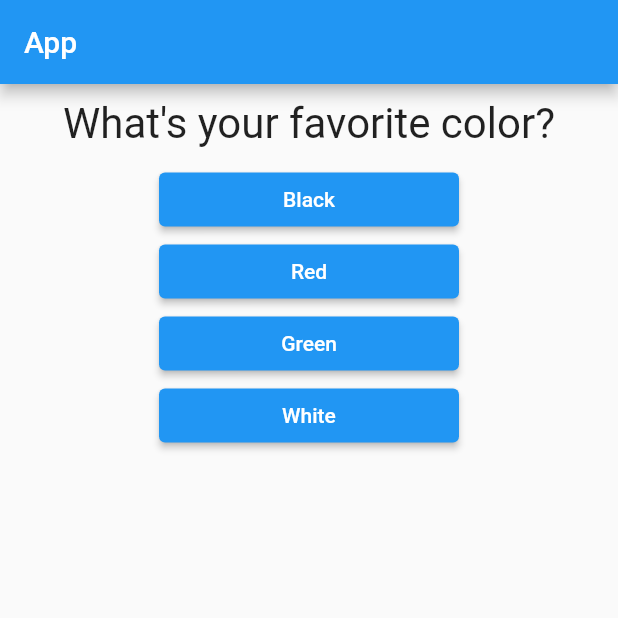
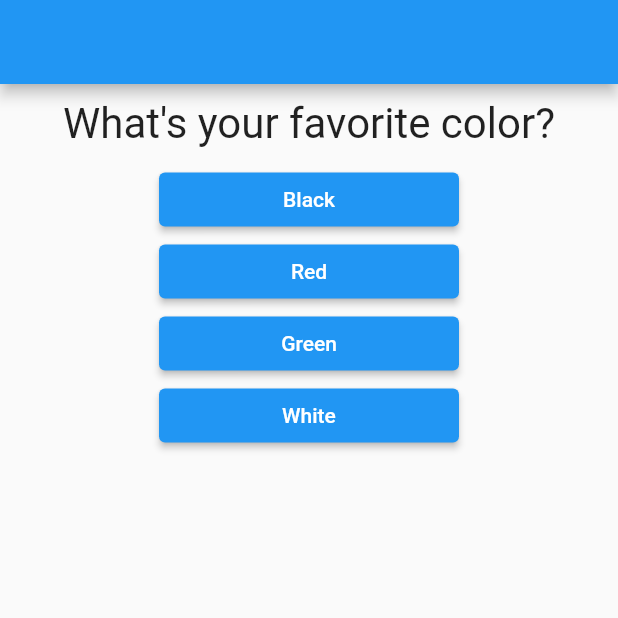
Before and after one commit to luisfergromo/flutter-quiz-app, a Flutter app: the screen it shows after launch, on a phone screen of 412 x 824 dp, the top half of it. Run offline on Flutter 3.47's test engine with Material 2 defaults, Android fonts, the phone set to English and light mode, and no system bars.

Commit message:
Update README.md 🧰

```diff
--- a/lib/main.dart
+++ b/lib/main.dart
@@ -70,8 +70,8 @@ class _MyAppState extends State<MyApp> {
       debugShowCheckedModeBanner: false,
       home: Scaffold(
           appBar: AppBar(
-            title: Text("App"),
-          ),
+              //title: Text("App Name"),
+              ),
           body: _questionIndex < _questions.length
               ? Quiz(
                   answerQuestion: _answerQuestion,
```
Also changed, not shown: 1 other file.
